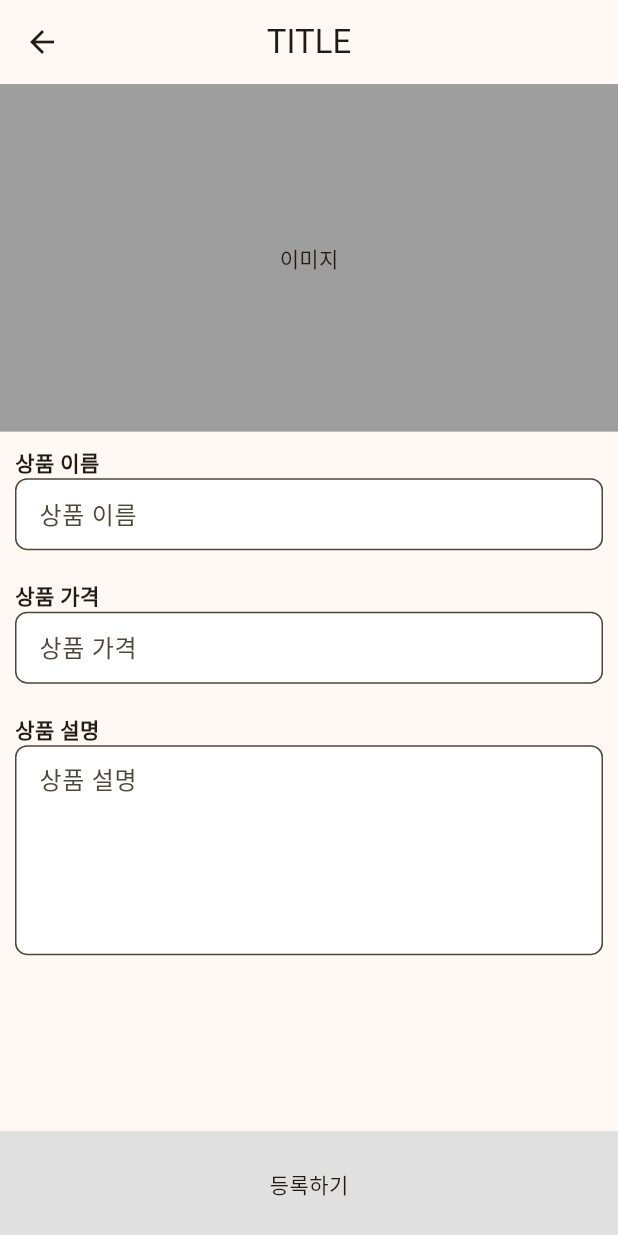
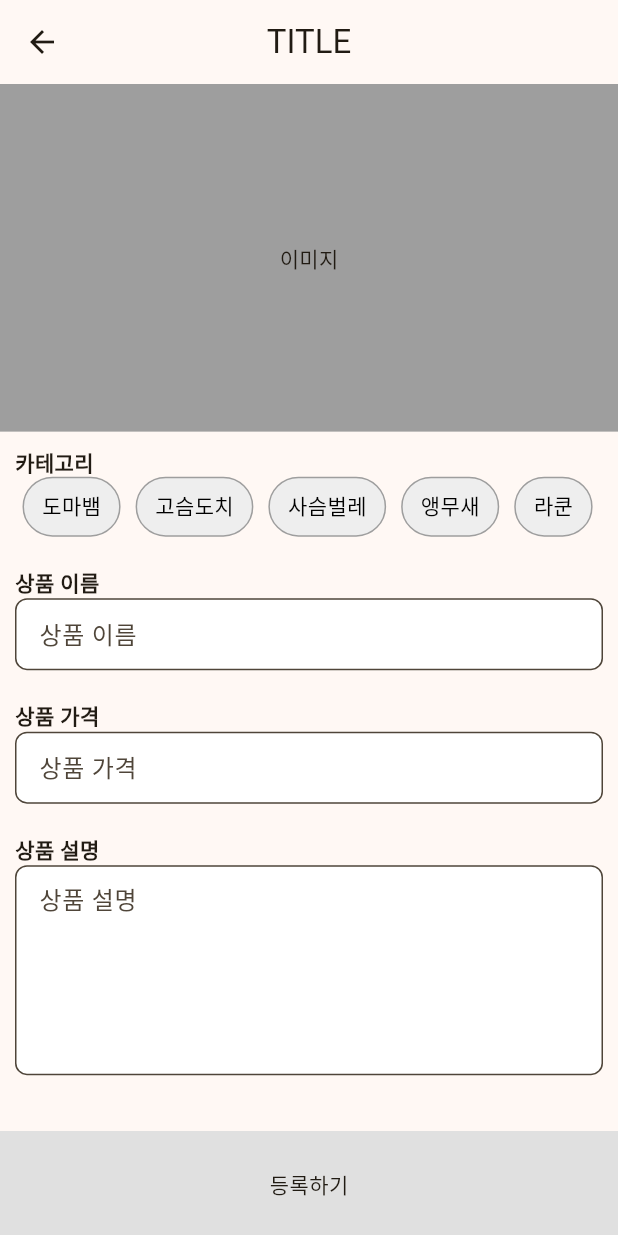
Before and after one commit to flutter-team3/monggeul-market, a Flutter app: the ProductRegisterPage screen opened directly, after a tap on "등록하기", on a phone screen of 412 x 824 dp. Run offline on Flutter 3.47's test engine with Material 3 defaults, Android fonts, the phone set to English and light mode, and no system bars; missing offline and left inert: dart:ffi; network calls fail.

Commit message:
feat: 카테고리 chip 추가

```diff
--- a/lib/ui/product_register/product_register_page.dart
+++ b/lib/ui/product_register/product_register_page.dart
@@ -17,6 +17,7 @@ class _ProductRegisterPageState extends State<ProductRegisterPage> {
   String? description;
   int? price;
   Category? category;
+
   @override
   Widget build(BuildContext context) {
     return Scaffold(
@@ -31,7 +32,49 @@ class _ProductRegisterPageState extends State<ProductRegisterPage> {
                   crossAxisAlignment: CrossAxisAlignment.start,
                   children: [
                     AspectRatio(aspectRatio: 16 / 9, child: Container(width: double.infinity, color: Colors.grey, child: Center(child: Text('이미지')))),
+                    Padding(
+                      padding: EdgeInsets.all(10),
+                      child: Column(
+                        crossAxisAlignment: CrossAxisAlignment.start,
+                        children: [
+                          Text("카테고리", style: TextStyle(fontWeight: FontWeight.bold)),
+                          SizedBox(
+                            height: 40, // 칩 높이 설정
+                            child: ListView(
+                              scrollDirection: Axis.horizontal, // 가로 스크롤
+                              children:
+                                  Category.values.map((value) {
+                                    bool isSelected = category == value;
 
+                                    return Padding(
+                                      padding: const EdgeInsets.symmetric(horizontal: 5),
+                                      child: GestureDetector(
+                                        onTap: () {
+                                          setState(() {
+                                            category = isSelected ? null : value;
+                                          });
+                                        },
+                                        child: Container(
+                                          padding: const EdgeInsets.symmetric(horizontal: 12, vertical: 8),
+
+                                          decoration: BoxDecoration(
+                                            color: isSelected ? AppColors.primary : Colors.grey.shade200,
+                                            borderRadius: BorderRadius.circular(20),
+                                            border: Border.all(color: isSelected ? AppColors.primary : Colors.grey),
+                                          ),
+                                          child: Text(
+                                            value.label,
+                                            style: TextStyle(color: Colors.black, fontWeight: isSelected ? FontWeight.bold : FontWeight.normal),
+                                          ),
+                                        ),
+                                      ),
+                                    );
+                                  }).toList(),
+                            ),
+                          ),
+                        ],
+                      ),
+                    ),
                     Padding(
                       padding: EdgeInsets.all(10),
                       child: Column(
@@ -113,13 +156,13 @@ class _ProductRegisterPageState extends State<ProductRegisterPage> {
 
             GestureDetector(
               child: Container(
-                color: areAllFieldsFilled(name, price, description) ? AppColors.primary : Colors.grey[300],
+                color: areAllFieldsFilled(name, price, description, category) ? AppColors.primary : Colors.grey[300],
                 height: 70,
                 width: double.infinity,
                 child: Center(child: Text("등록하기")),
               ),
               onTap: () {
-                if (areAllFieldsFilled(name, price, description)) {
+                if (areAllFieldsFilled(name, price, description, category)) {
                   showDialog(
                     context: context,
                     builder: (context) {
@@ -128,8 +171,6 @@ class _ProductRegisterPageState extends State<ProductRegisterPage> {
                         actions: [
                           TextButton(
                             onPressed: () {
-                              //
-
                               Navigator.pop(context);
                               Navigator.pop(context, Product(name: name!, price: price!, description: description!, category: category!));
                             },
@@ -148,8 +189,8 @@ class _ProductRegisterPageState extends State<ProductRegisterPage> {
     );
   }
 
-  bool areAllFieldsFilled(String? name, int? price, String? description) {
-    if (name == null || price == null || description == null || name.isEmpty || description.isEmpty) {
+  bool areAllFieldsFilled(String? name, int? price, String? description, Category? category) {
+    if (name == null || price == null || description == null || name.isEmpty || description.isEmpty || category == null) {
       return false; // 하나라도 비어 있으면 false 반환
     }
     return true; // 모두 입력되었으면 true 반환
```
